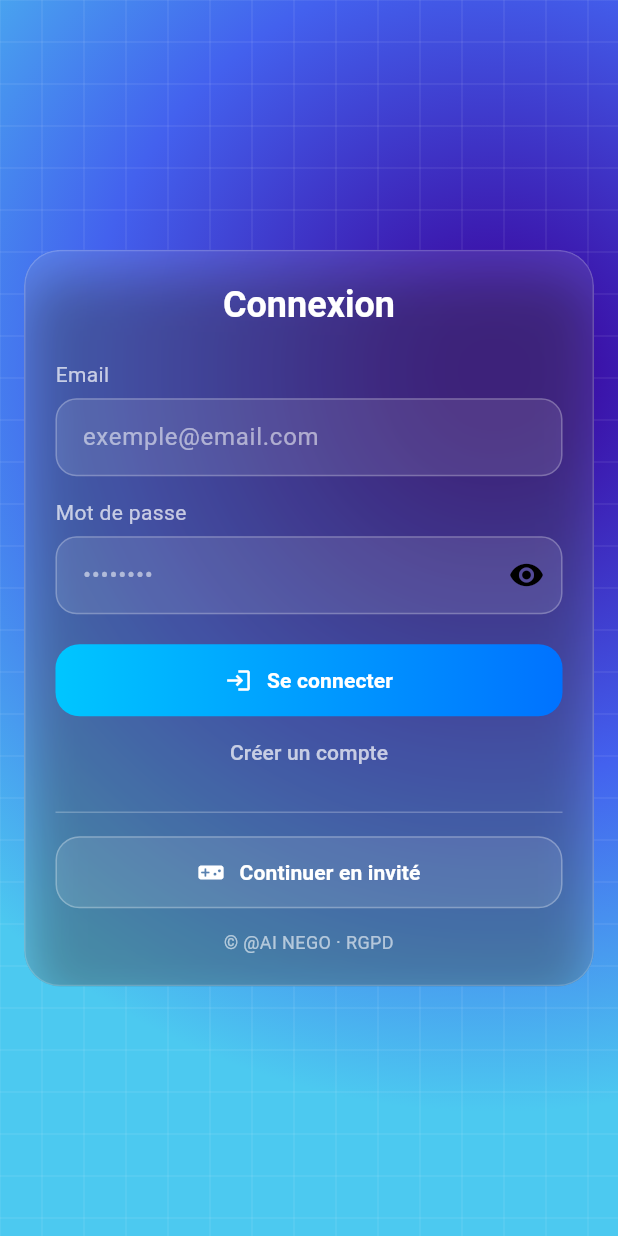
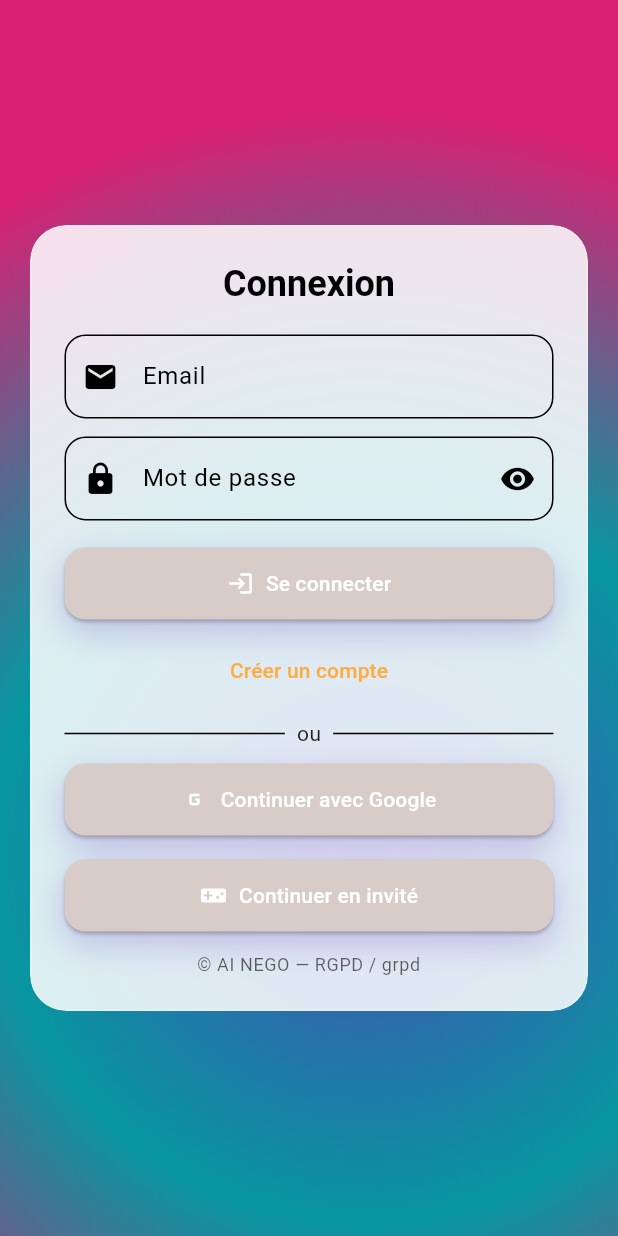
Before and after one commit to usasin/quiz_commercial2024, a Flutter app: the screen it shows after launch, on a phone screen of 412 x 824 dp. Run offline on Flutter 3.47's test engine with Material 3 defaults, Android fonts, the phone set to English and light mode, and no system bars; our stand-ins replace audioplayers, auto_size_text, cached_network_image, cloud_firestore, easy_localization, firebase_auth and 21 more; missing offline and left inert: flutter_sound; accounts and stored records are empty.

Commit message:
Update login_screen.dart

```diff
--- a/lib/screens/login_screen.dart
+++ b/lib/screens/login_screen.dart
@@ -1,12 +1,17 @@
-// lib/login_screen.dart
-// Page d'authentification moderne (même nom: LoginScreen)
-// Email + mot de passe + Invité + création/connexion
-// UI responsive (mobile & iPad), carte verre + micro-animations
+// ignore_for_file: avoid_print
+import 'dart:convert';
+import 'dart:io' show Platform;
+import 'dart:math';
+import 'dart:ui';
 
-import 'dart:ui';
+import 'package:crypto/crypto.dart';
+import 'package:flutter/material.dart';
+
+import 'package:firebase_auth/firebase_auth.dart';
 import 'package:cloud_firestore/cloud_firestore.dart';
-import 'package:firebase_auth/firebase_auth.dart';
-import 'package:flutter/material.dart';
+
+import 'package:google_sign_in/google_sign_in.dart';
+import 'package:sign_in_with_apple/sign_in_with_apple.dart';
 
 class LoginScreen extends StatefulWidget {
   const LoginScreen({super.key});
@@ -14,7 +19,8 @@
   State<LoginScreen> createState() => _LoginScreenState();
 }
 
-class _LoginScreenState extends State<LoginScreen> {
+class _LoginScreenState extends State<LoginScreen>
+    with SingleTickerProviderStateMixin {
   // Controllers
   final _email = TextEditingController();
   final _pass = TextEditingController();
@@ -22,11 +28,23 @@
 
   // State
   bool _obscure = true;
-  bool _loginMode = true; // true = connexion, false = inscription
+  bool _isLogin = true;
   bool _loading = false;
 
+  // Animated background
+  late final AnimationController _bgCtrl =
+      AnimationController(vsync: this, duration: const Duration(seconds: 10))
+        ..repeat();
+
+  // Utils
   void _snack(String m) =>
       ScaffoldMessenger.of(context).showSnackBar(SnackBar(content: Text(m)));
+
+  InputDecoration _dec(String label, {IconData? icon}) => InputDecoration(
+        labelText: label,
+        prefixIcon: icon == null ? null : Icon(icon),
+        border: OutlineInputBorder(borderRadius: BorderRadius.circular(14)),
+      );
 
   Future<void> _guarded(Future<void> Function() run) async {
     if (_loading) return;
@@ -38,9 +56,10 @@
     }
   }
 
+  // Firestore user
   Future<void> _createOrUpdateUserDoc(User u, {String? name}) async {
     final ref = FirebaseFirestore.instance.collection('users').doc(u.uid);
-    final snap = await ref.get();
+    final existed = (await ref.get()).exists;
 
     await ref.set({
       'name': name ?? u.displayName ?? 'Invité',
@@ -48,7 +67,7 @@
       'photoURL': u.photoURL ?? '',
     }, SetOptions(merge: true));
 
-    if (!snap.exists) {
+    if (!existed) {
       await ref.set({
         'createdAt': FieldValue.serverTimestamp(),
         'totalScore': 0,
@@ -61,6 +80,7 @@
     }
   }
 
+  // Email / MDP
   Future<void> _signInEmail() => _guarded(() async {
     try {
       await FirebaseAuth.instance.signInWithEmailAndPassword(
@@ -76,21 +96,19 @@
   });
 
   Future<void> _signUpEmail() => _guarded(() async {
-    if (_name.text.trim().isEmpty ||
-        _email.text.trim().isEmpty ||
-        _pass.text.isEmpty) {
+    if ([_name, _email, _pass].any((c) => c.text.trim().isEmpty)) {
       _snack('Complète nom, email et mot de passe.');
       return;
     }
     try {
-      final cred = await FirebaseAuth.instance.createUserWithEmailAndPassword(
+      final c = await FirebaseAuth.instance.createUserWithEmailAndPassword(
         email: _email.text.trim(),
         password: _pass.text,
       );
-      await _createOrUpdateUserDoc(cred.user!, name: _name.text.trim());
+      await _createOrUpdateUserDoc(c.user!, name: _name.text.trim());
       _snack('Inscription réussie, connecte-toi 👍');
       setState(() {
-        _loginMode = true;
+        _isLogin = true;
         _pass.clear();
       });
     } on FirebaseAuthException catch (e) {
@@ -109,149 +127,291 @@
     }
   });
 
+  // Google
+  Future<void> _signInWithGoogle() => _guarded(() async {
+    try {
+      final googleUser = await GoogleSignIn(
+        // Sur iOS, pas besoin de clientId si GoogleService-Info.plist est correct.
+        scopes: <String>['email', 'profile'],
+      ).signIn();
+      if (googleUser == null) return;
+
+      final googleAuth = await googleUser.authentication;
+      final credential = GoogleAuthProvider.credential(
+        idToken: googleAuth.idToken,
+        accessToken: googleAuth.accessToken,
+      );
+
+      final userCred =
+          await FirebaseAuth.instance.signInWithCredential(credential);
+
+      await _createOrUpdateUserDoc(userCred.user!);
+      if (!mounted) return;
+      Navigator.pushReplacementNamed(context, '/chapter_menu');
+    } on FirebaseAuthException catch (e) {
+      _snack(e.message ?? 'Connexion Google impossible');
+    } catch (e) {
+      _snack('Erreur Google : $e');
+    }
+  });
+
+  // Apple
+  String _nonce([int length = 32]) {
+    const chars =
+        '0123456789ABCDEFGHIJKLMNOPQRSTUVXYZabcdefghijklmnopqrstuvwxyz-._';
+    final rand = Random.secure();
+    return List.generate(length, (_) => chars[rand.nextInt(chars.length)]).join();
+  }
+
+  String _sha256(String input) => sha256.convert(utf8.encode(input)).toString();
+
+  Future<void> _signInWithApple() => _guarded(() async {
+    try {
+      if (!await SignInWithApple.isAvailable()) {
+        _snack('Apple Sign-In indisponible sur cet appareil.');
+        return;
+      }
+      final raw = _nonce();
+      final hashed = _sha256(raw);
+
+      final apple = await SignInWithApple.getAppleIDCredential(
+        scopes: [AppleIDAuthorizationScopes.email, AppleIDAuthorizationScopes.fullName],
+        nonce: hashed,
+      );
+
+      final oauth = OAuthProvider('apple.com').credential(
+        idToken: apple.identityToken,
+        rawNonce: raw,
+      );
+
+      final userCred = await FirebaseAuth.instance.signInWithCredential(oauth);
+      final fullName = [
+        apple.givenName ?? '',
+        apple.familyName ?? '',
+      ].where((e) => e.isNotEmpty).join(' ').trim();
+
+      await _createOrUpdateUserDoc(
+        userCred.user!,
+        name: fullName.isEmpty ? null : fullName,
+      );
+
+      if (!mounted) return;
+      Navigator.pushReplacementNamed(context, '/chapter_menu');
+    } on SignInWithAppleAuthorizationException catch (e) {
+      if (e.code != AuthorizationErrorCode.canceled) {
+        _snack('Apple : ${e.message}');
+      }
+    } on FirebaseAuthException catch (e) {
+      _snack(e.message ?? 'Connexion Apple impossible');
+    } catch (e) {
+      _snack('Erreur Apple : $e');
+    }
+  });
+
+  // UI helpers
+  Widget _primaryButton({
+    required String label,
+    required VoidCallback? onPressed,
+    IconData? icon,
+  }) {
+    final btn = ElevatedButton(
+      onPressed: _loading ? null : onPressed,
+      style: ElevatedButton.styleFrom(
+        padding: const EdgeInsets.symmetric(vertical: 14),
+        shape: RoundedRectangleBorder(borderRadius: BorderRadius.circular(14)),
+      ),
+      child: Row(
+        mainAxisAlignment: MainAxisAlignment.center,
+        children: [
+          if (icon != null) ...[
+            Icon(icon),
+            const SizedBox(width: 8),
+          ],
+          Text(label),
+        ],
+      ),
+    );
+
+    return DecoratedBox(
+      decoration: BoxDecoration(
+        boxShadow: [
+          BoxShadow(
+            color: Colors.deepPurple.withOpacity(0.25),
+            blurRadius: 18,
+            spreadRadius: 1,
+            offset: const Offset(0, 8),
+          ),
+        ],
+        borderRadius: BorderRadius.circular(16),
+      ),
+      child: btn,
+    );
+  }
+
+  @override
+  void dispose() {
+    _bgCtrl.dispose();
+    _email.dispose();
+    _pass.dispose();
+    _name.dispose();
+    super.dispose();
+    }
+
   @override
   Widget build(BuildContext context) {
     final theme = Theme.of(context);
-    final size = MediaQuery.of(context).size;
-    final maxCardWidth = size.width < 600 ? size.width - 32 : 520.0; // iPad ok
+    final isPad = MediaQuery.of(context).size.shortestSide >= 600;
 
     return Scaffold(
-      backgroundColor: Colors.black,
       body: Stack(
-        fit: StackFit.expand,
         children: [
-          // Fond dégradé animé
-          TweenAnimationBuilder<double>(
-            duration: const Duration(seconds: 6),
-            tween: Tween(begin: 0, end: 1),
-            curve: Curves.easeInOut,
-            onEnd: () => setState(() {}),
-            builder: (context, t, _) {
+          // Animated gradient background
+          Positioned.fill(
+            child: AnimatedBuilder(
+              animation: _bgCtrl,
+              builder: (_, __) {
+                final t = _bgCtrl.value;
+                final colors = [
+                  Color.lerp(Colors.deepPurple, Colors.indigo, t)!,
+                  Color.lerp(Colors.blue, Colors.teal, t)!,
+                  Color.lerp(Colors.purple, Colors.pink, t)!,
+                ];
                 return Container(
                   decoration: BoxDecoration(
                     gradient: RadialGradient(
-                    center: Alignment(-0.6 + 1.2 * t, -0.4),
+                      center: Alignment(-0.6 + t, -0.4 + t),
                       radius: 1.2,
-                    colors: const [
-                      Color(0xFF3A0CA3),
-                      Color(0xFF4361EE),
-                      Color(0xFF4CC9F0),
-                    ],
-                    stops: const [0.1, 0.55, 1.0],
+                      colors: colors,
                     ),
                   ),
                 );
               },
             ),
-
-          // Motif doux
-          IgnorePointer(
-            child: CustomPaint(
-              painter: _GridPainter(opacity: 0.08),
+          ),
+          // Glass card
+          Center(
+            child: ConstrainedBox(
+              constraints: BoxConstraints(maxWidth: isPad ? 520 : 420),
+              child: Padding(
+                padding: EdgeInsets.symmetric(horizontal: isPad ? 32 : 20),
+                child: ClipRRect(
+                  borderRadius: BorderRadius.circular(24),
+                  child: BackdropFilter(
+                    filter: ImageFilter.blur(sigmaX: 18, sigmaY: 18),
+                    child: Container(
+                      padding: const EdgeInsets.all(22),
+                      decoration: BoxDecoration(
+                        color: theme.colorScheme.surface.withOpacity(0.85),
+                        borderRadius: BorderRadius.circular(24),
+                        border: Border.all(
+                          color: Colors.white.withOpacity(0.25),
                         ),
                       ),
-
-          // Formulaire (carte verre)
-          Center(
-            child: ConstrainedBox(
-              constraints: BoxConstraints(maxWidth: maxCardWidth),
-              child: _FrostedCard(
-                padding: const EdgeInsets.all(20),
                       child: Column(
                         mainAxisSize: MainAxisSize.min,
                         children: [
                           Text(
-                      _loginMode ? 'Connexion' : 'Créer un compte',
+                            _isLogin ? 'Connexion' : 'Créer un compte',
                             style: theme.textTheme.headlineSmall?.copyWith(
-                        color: Colors.white,
                               fontWeight: FontWeight.w700,
                             ),
                           ),
-                    const SizedBox(height: 20),
+                          const SizedBox(height: 18),
 
-                    if (!_loginMode)
-                      _LabeledField(
-                        label: 'Nom',
+                          if (!_isLogin)
+                            Padding(
+                              padding: const EdgeInsets.only(bottom: 12),
                               child: TextField(
                                 controller: _name,
                                 textCapitalization: TextCapitalization.words,
-                          decoration: const InputDecoration(
-                            hintText: 'Votre nom',
+                                decoration: _dec('Nom', icon: Icons.person),
                               ),
                             ),
-                      ),
-
-                    _LabeledField(
-                      label: 'Email',
-                      child: TextField(
+                          TextField(
                             controller: _email,
                             keyboardType: TextInputType.emailAddress,
-                        decoration: const InputDecoration(
-                          hintText: 'exemple@email.com',
+                            decoration: _dec('Email', icon: Icons.email),
                           ),
-                      ),
-                    ),
-
-                    _LabeledField(
-                      label: 'Mot de passe',
-                      child: TextField(
+                          const SizedBox(height: 12),
+                          TextField(
                             controller: _pass,
                             obscureText: _obscure,
-                        decoration: InputDecoration(
-                          hintText: '••••••••',
+                            decoration: _dec('Mot de passe', icon: Icons.lock).copyWith(
                               suffixIcon: IconButton(
                                 icon: Icon(
                                   _obscure ? Icons.visibility : Icons.visibility_off,
                                 ),
-                            onPressed: () => setState(() => _obscure = !_obscure),
+                                onPressed: () =>
+                                    setState(() => _obscure = !_obscure),
                               ),
                             ),
                           ),
+                          const SizedBox(height: 18),
+
+                          _primaryButton(
+                            label: _isLogin ? 'Se connecter' : 'S’inscrire',
+                            icon: _isLogin ? Icons.login : Icons.person_add,
+                            onPressed: _isLogin ? _signInEmail : _signUpEmail,
                           ),
-
-                    const SizedBox(height: 6),
-
-                    // Bouton principal
-                    _GradientButton(
-                      loading: _loading,
-                      label: _loginMode ? 'Se connecter' : 'S\'inscrire',
-                      icon: _loginMode ? Icons.login : Icons.person_add,
-                      onPressed: _loading
-                          ? null
-                          : (_loginMode ? _signInEmail : _signUpEmail),
-                    ),
-
+                          const SizedBox(height: 10),
                           TextButton(
                             onPressed: _loading
                                 ? null
-                          : () => setState(() => _loginMode = !_loginMode),
+                                : () => setState(() => _isLogin = !_isLogin),
                             child: Text(
-                        _loginMode
+                              _isLogin
                                   ? 'Créer un compte'
-                            : 'Déjà inscrit ? Connexion',
-                        style: const TextStyle(color: Colors.white70),
+                                  : 'Déjà un compte ? Se connecter',
                             ),
                           ),
 
                           const SizedBox(height: 8),
-                    const Divider(color: Colors.white24),
-                    const SizedBox(height: 8),
+                          Row(
+                            children: const [
+                              Expanded(child: Divider()),
+                              Padding(
+                                padding: EdgeInsets.symmetric(horizontal: 8.0),
+                                child: Text('ou'),
+                              ),
+                              Expanded(child: Divider()),
+                            ],
+                          ),
+                          const SizedBox(height: 10),
 
-                    // Invité
-                    _GlassButton(
-                      loading: _loading,
-                      icon: Icons.videogame_asset_rounded,
+                          // Providers
+                          _primaryButton(
+                            label: 'Continuer avec Google',
+                            icon: Icons.g_mobiledata_rounded,
+                            onPressed: _signInWithGoogle,
+                          ),
+                          if (Platform.isIOS) ...[
+                            const SizedBox(height: 10),
+                            _primaryButton(
+                              label: 'Continuer avec Apple',
+                              icon: Icons.apple,
+                              onPressed: _signInWithApple,
+                            ),
+                          ],
+
+                          const SizedBox(height: 16),
+                          _primaryButton(
                             label: 'Continuer en invité',
-                      onPressed: _loading ? null : _guest,
+                            icon: Icons.videogame_asset,
+                            onPressed: _guest,
                           ),
 
                           const SizedBox(height: 14),
-                    const Text(
-                      '© @AI NEGO · RGPD',
+                          Text(
+                            '© AI NEGO — RGPD / grpd',
+                            style: theme.textTheme.bodySmall?.copyWith(
+                              color: theme.colorScheme.onSurface.withOpacity(0.6),
+                            ),
                             textAlign: TextAlign.center,
-                      style: TextStyle(color: Colors.white60, fontSize: 12),
                           ),
                         ],
+                      ),
+                    ),
+                  ),
                 ),
               ),
             ),
@@ -261,190 +421,3 @@
     );
   }
 }
-
-// --- Widgets UI ---
-class _FrostedCard extends StatelessWidget {
-  final Widget child;
-  final EdgeInsets padding;
-  const _FrostedCard({required this.child, this.padding = EdgeInsets.zero});
-
-  @override
-  Widget build(BuildContext context) {
-    return ClipRRect(
-      borderRadius: BorderRadius.circular(24),
-      child: BackdropFilter(
-        filter: ImageFilter.blur(sigmaX: 26, sigmaY: 26),
-        child: Container(
-          padding: padding,
-          decoration: BoxDecoration(
-            color: Colors.white.withOpacity(0.10),
-            borderRadius: BorderRadius.circular(24),
-            border: Border.all(color: Colors.white.withOpacity(0.18)),
-            boxShadow: [
-              BoxShadow(
-                color: Colors.black.withOpacity(0.35),
-                blurRadius: 30,
-                offset: const Offset(0, 18),
-              ),
-            ],
-          ),
-          child: child,
-        ),
-      ),
-    );
-  }
-}
-
-class _LabeledField extends StatelessWidget {
-  final String label;
-  final Widget child;
-  const _LabeledField({required this.label, required this.child});
-
-  @override
-  Widget build(BuildContext context) {
-    return Padding(
-      padding: const EdgeInsets.only(bottom: 14),
-      child: Column(
-        crossAxisAlignment: CrossAxisAlignment.start,
-        children: [
-          Text(label, style: const TextStyle(color: Colors.white70)),
-          const SizedBox(height: 6),
-          Theme(
-            data: Theme.of(context).copyWith(
-              inputDecorationTheme: InputDecorationTheme(
-                filled: true,
-                fillColor: Colors.white.withOpacity(0.10),
-                hintStyle: const TextStyle(color: Colors.white54),
-                contentPadding:
-                    const EdgeInsets.symmetric(horizontal: 14, vertical: 14),
-                border: OutlineInputBorder(
-                  borderRadius: BorderRadius.circular(14),
-                  borderSide: BorderSide(color: Colors.white.withOpacity(0.25)),
-                ),
-                enabledBorder: OutlineInputBorder(
-                  borderRadius: BorderRadius.circular(14),
-                  borderSide: BorderSide(color: Colors.white.withOpacity(0.25)),
-                ),
-                focusedBorder: OutlineInputBorder(
-                  borderRadius: BorderRadius.circular(14),
-                  borderSide: const BorderSide(color: Colors.white),
-                ),
-              ),
-            ),
-            child: child,
-          ),
-        ],
-      ),
-    );
-  }
-}
-
-class _GradientButton extends StatelessWidget {
-  final String label;
-  final IconData icon;
-  final VoidCallback? onPressed;
-  final bool loading;
-  const _GradientButton({
-    required this.label,
-    required this.icon,
-    required this.onPressed,
-    this.loading = false,
-  });
-
-  @override
-  Widget build(BuildContext context) {
-    final btn = ElevatedButton(
-      onPressed: loading ? null : onPressed,
-      style: ElevatedButton.styleFrom(
-        foregroundColor: Colors.white,
-        backgroundColor: Colors.transparent,
-        padding: const EdgeInsets.symmetric(vertical: 14),
-        shape: RoundedRectangleBorder(borderRadius: BorderRadius.circular(16)),
-        elevation: 0,
-      ),
-      child: loading
-          ? const SizedBox(
-              height: 22,
-              width: 22,
-              child: CircularProgressIndicator(strokeWidth: 2, color: Colors.white),
-            )
-          : Row(
-              mainAxisAlignment: MainAxisAlignment.center,
-              children: [
-                Icon(icon),
-                const SizedBox(width: 10),
-                Text(label, style: const TextStyle(fontWeight: FontWeight.w600)),
-              ],
-            ),
-    );
-
-    return DecoratedBox(
-      decoration: const BoxDecoration(
-        gradient: LinearGradient(
-          colors: [Color(0xFF00C6FF), Color(0xFF0072FF)],
-        ),
-        borderRadius: BorderRadius.all(Radius.circular(16)),
-      ),
-      child: btn,
-    );
-  }
-}
-
-class _GlassButton extends StatelessWidget {
-  final String label;
-  final IconData icon;
-  final VoidCallback? onPressed;
-  final bool loading;
-  const _GlassButton({
-    required this.label,
-    required this.icon,
-    required this.onPressed,
-    this.loading = false,
-  });
-
-  @override
-  Widget build(BuildContext context) {
-    return ElevatedButton(
-      onPressed: loading ? null : onPressed,
-      style: ElevatedButton.styleFrom(
-        backgroundColor: Colors.white.withOpacity(0.10),
-        foregroundColor: Colors.white,
-        padding: const EdgeInsets.symmetric(vertical: 14),
-        shape: RoundedRectangleBorder(borderRadius: BorderRadius.circular(16)),
-        side: BorderSide(color: Colors.white.withOpacity(0.28)),
-        elevation: 0,
-      ),
-      child: Row(
-        mainAxisAlignment: MainAxisAlignment.center,
-        children: [
-          Icon(icon),
-          const SizedBox(width: 10),
-          Text(label, style: const TextStyle(fontWeight: FontWeight.w600)),
-        ],
-      ),
-    );
-  }
-}
-
-class _GridPainter extends CustomPainter {
-  final double opacity;
-  const _GridPainter({this.opacity = 0.06});
-
-  @override
-  void paint(Canvas canvas, Size size) {
-    final paint = Paint()
-      ..color = Colors.white.withOpacity(opacity)
-      ..strokeWidth = 1;
-    const step = 28.0;
-
-    for (double x = 0; x < size.width; x += step) {
-      canvas.drawLine(Offset(x, 0), Offset(x, size.height), paint);
-    }
-    for (double y = 0; y < size.height; y += step) {
-      canvas.drawLine(Offset(0, y), Offset(size.width, y), paint);
-    }
-  }
-
-  @override
-  bool shouldRepaint(covariant _GridPainter oldDelegate) => false;
-}
```
Lines whose indentation alone changed are shown as unchanged.
